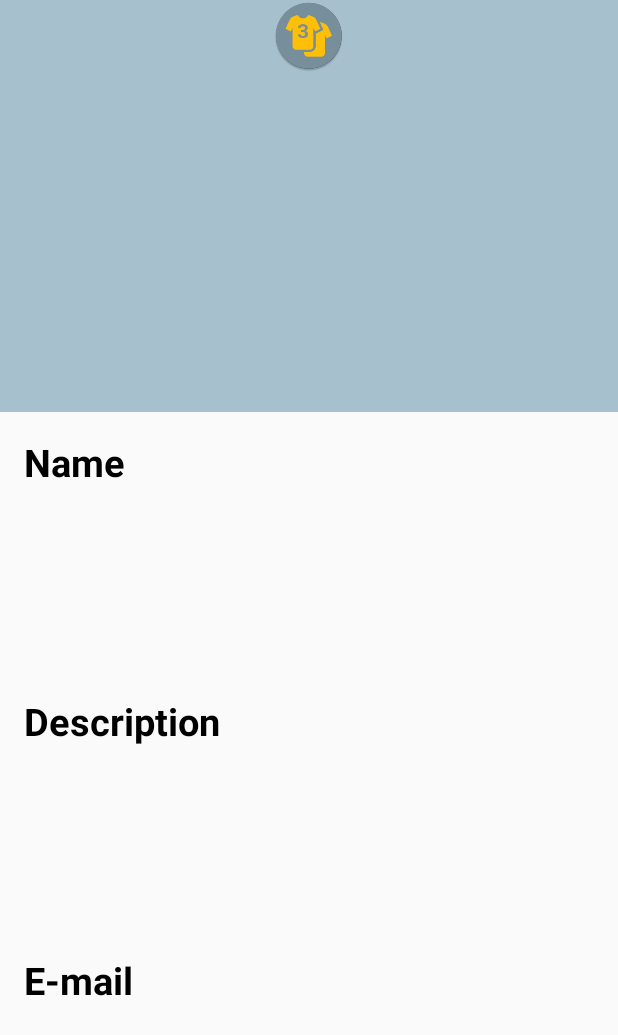
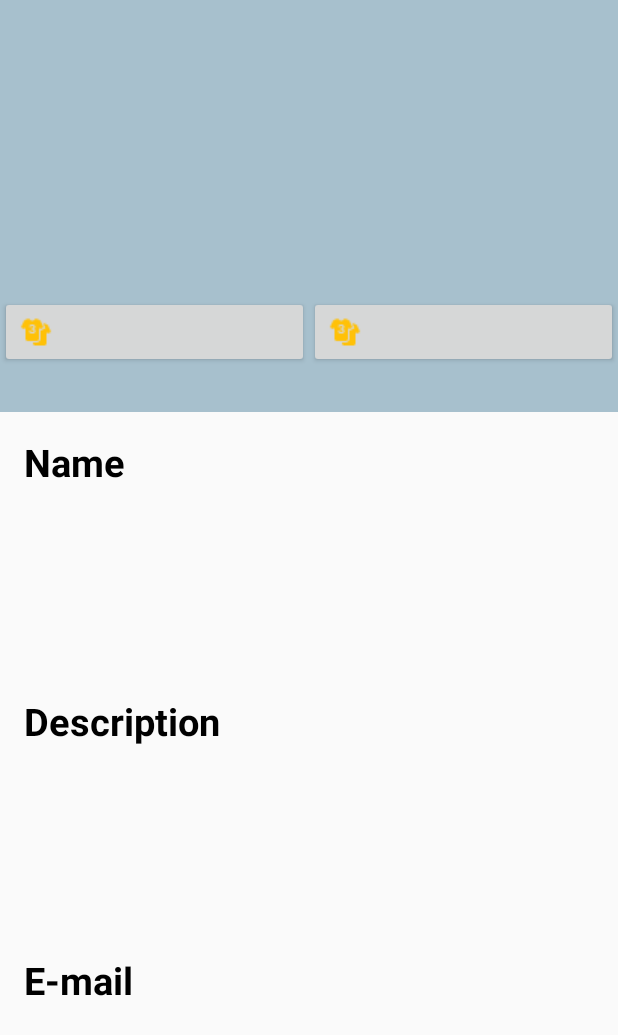
Before and after one commit to davidegavio/SportApp, an Android app: the layout fragment_profile.xml on its own in the app's theme, with its tools: preview values and no code run, on a phone screen of 412 x 824 dp. Shown: the top 1035 px of the screen. Run offline under Robolectric (Android 15) with nearby library versions, the phone set to English and light mode, and no system bars.

```diff
--- a/app/build.gradle
+++ b/app/build.gradle
@@ -40,6 +40,8 @@ dependencies {
     compile 'com.google.firebase:firebase-auth:11.4.2'
     compile 'com.firebaseui:firebase-ui-auth:3.0.0'
     compile 'com.google.firebase:firebase-database:11.4.2'
+    compile 'de.hdodenhof:circleimageview:2.2.0'
+    compile 'com.squareup.picasso:picasso:2.5.2'
     testCompile 'junit:junit:4.12'
 }
 
--- a/app/src/main/res/layout/edit_dialog.xml
+++ b/app/src/main/res/layout/edit_dialog.xml
@@ -10,6 +10,7 @@
         android:contentDescription="@string/app_name" />
     <EditText
         android:id="@+id/name_dialog"
+        android:inputType="textCapWords"
         android:layout_width="match_parent"
         android:layout_height="wrap_content"
         android:layout_marginTop="16dp"
@@ -19,7 +20,7 @@
 
     <EditText
         android:id="@+id/description_dialog"
-        android:inputType="textPassword"
+        android:inputType="textCapSentences"
         android:layout_width="match_parent"
         android:layout_height="wrap_content"
         android:layout_marginLeft="4dp"
--- a/app/src/main/res/layout/fragment_profile.xml
+++ b/app/src/main/res/layout/fragment_profile.xml
@@ -1,23 +1,45 @@
 <LinearLayout xmlns:android="http://schemas.android.com/apk/res/android"
+    xmlns:app="http://schemas.android.com/apk/res-auto"
     xmlns:tools="http://schemas.android.com/tools"
     android:layout_width="match_parent"
     android:layout_height="match_parent"
     android:orientation="vertical"
     tools:context="it.uniupo.sportapp.fragments.ProfileFragment">
 
-    <LinearLayout
+    <RelativeLayout
         android:layout_width="match_parent"
         android:layout_height="match_parent"
         android:orientation="vertical"
         android:layout_weight="2"
         android:background="@color/primaryLightColor">
 
-        <ImageView
-            android:layout_width="wrap_content"
+        <de.hdodenhof.circleimageview.CircleImageView
+            android:id="@+id/profile_image"
+            android:layout_width="120dp"
+            android:layout_height="120dp"
+            android:layout_centerHorizontal="true"
+            android:layout_centerVertical="true"
+            />
+
+        <LinearLayout
+            android:layout_width="match_parent"
             android:layout_height="wrap_content"
-            android:layout_gravity="center|center_horizontal"
-            android:src="@mipmap/team_launcher_circle"/>
-    </LinearLayout>
+            android:orientation="horizontal"
+            android:layout_below="@id/profile_image">
+            <Button
+                android:layout_width="match_parent"
+                android:layout_height="match_parent"
+                android:layout_weight="1"
+                android:drawableStart="@drawable/teams24"/>
+
+            <Button
+                android:layout_width="match_parent"
+                android:layout_height="match_parent"
+                android:layout_weight="1"
+                android:drawableStart="@drawable/teams24"/>
+        </LinearLayout>
+
+    </RelativeLayout>
 
     <LinearLayout
         android:layout_width="match_parent"
```
Also changed, not shown: app/src/main/java/it/uniupo/sportapp/MainActivity.java (+13 -7 lines), app/src/main/java/it/uniupo/sportapp/fragments/ProfileFragment.java (+40 -28 lines), app/src/main/res/layout/edit_description_layout.xml (added, +21 -0 lines).
